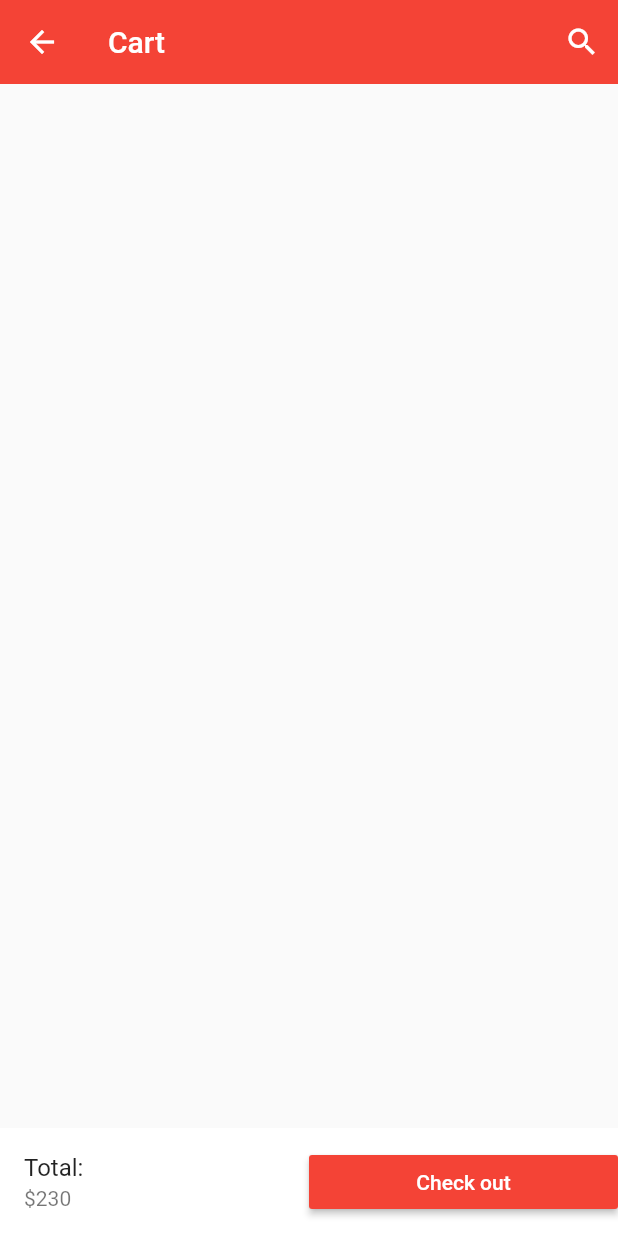
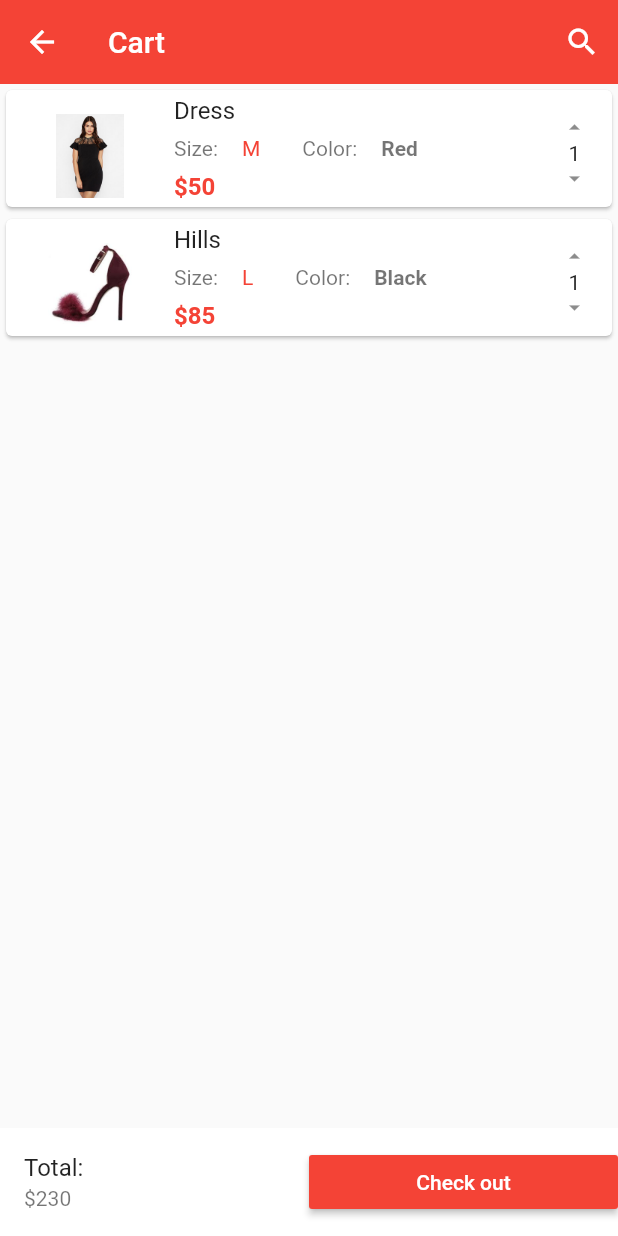
Before and after one commit to Hodosov/e-commerce, a Flutter app: the Cart screen opened directly, on a phone screen of 412 x 824 dp. Run offline on Flutter 3.47's test engine with Material 2 defaults, Android fonts, the phone set to English and light mode, and no system bars; our stand-ins replace carousel_pro.

Commit message:
add cart card widget

```diff
--- /dev/null
+++ b/lib/components/card_products.dart
@@ -0,0 +1,137 @@
+import 'package:flutter/material.dart';
+
+class Card_products extends StatefulWidget {
+  Card_products({Key? key}) : super(key: key);
+
+  @override
+  _Card_productsState createState() => _Card_productsState();
+}
+
+class _Card_productsState extends State<Card_products> {
+  var Products_on_the_cart = [
+    {
+      "name": "Dress",
+      "picture": "images/products/dress2.jpeg",
+      "price": 50,
+      "size": "M",
+      "color": 'Red',
+      "quantity": 1
+    },
+    {
+      "name": "Hills",
+      "picture": "images/products/hills1.jpeg",
+      "price": 85,
+      "size": "L",
+      "color": 'Black',
+      "quantity": 1
+    },
+  ];
+
+  @override
+  Widget build(BuildContext context) {
+    return ListView.builder(
+        itemCount: Products_on_the_cart.length,
+        itemBuilder: (context, index) {
+          return Single_card_product(
+            card_prod_name: Products_on_the_cart[index]["name"],
+            card_prod_pictire: Products_on_the_cart[index]["picture"],
+            card_prod_price: Products_on_the_cart[index]["price"],
+            card_prod_size: Products_on_the_cart[index]["size"],
+            card_prod_color: Products_on_the_cart[index]["color"],
+            card_prod_quantity: Products_on_the_cart[index]["quantity"],
+          );
+        });
+  }
+}
+
+class Single_card_product extends StatelessWidget {
+  final card_prod_name;
+  final card_prod_pictire;
+  final card_prod_price;
+  final card_prod_size;
+  final card_prod_color;
+  final card_prod_quantity;
+
+  Single_card_product(
+      {this.card_prod_name,
+      this.card_prod_pictire,
+      this.card_prod_price,
+      this.card_prod_size,
+      this.card_prod_color,
+      this.card_prod_quantity});
+
+  @override
+  Widget build(BuildContext context) {
+    return Card(
+      child: ListTile(
+          leading: Image.asset(
+            card_prod_pictire,
+            width: 80,
+            height: 80,
+          ),
+          title: Text(card_prod_name),
+          subtitle: Column(
+            children: <Widget>[
+              Row(
+                children: <Widget>[
+                  const Padding(
+                    padding: EdgeInsets.fromLTRB(0, 8, 8, 8),
+                    child: Text('Size:'),
+                  ),
+                  Padding(
+                    padding: const EdgeInsets.all(8),
+                    child: Text(
+                      card_prod_size,
+                      style: const TextStyle(color: Colors.red),
+                    ),
+                  ),
+                  const Padding(
+                    padding: EdgeInsets.fromLTRB(20, 8, 8, 8),
+                    child: Text('Color:'),
+                  ),
+                  Padding(
+                    padding: const EdgeInsets.all(8),
+                    child: Text(card_prod_color,
+                        style: const TextStyle(fontWeight: FontWeight.bold)),
+                  ),
+                ],
+              ),
+              Container(
+                alignment: Alignment.topLeft,
+                child: Text(
+                  '\$$card_prod_price',
+                  style: const TextStyle(
+                      color: Colors.red,
+                      fontWeight: FontWeight.bold,
+                      fontSize: 16),
+                ),
+              ),
+            ],
+          ),
+          trailing: Column(
+            children: <Widget>[
+              SizedBox(
+                height: 18.0,
+                width: 18.0,
+                child: IconButton(
+                    splashColor: Colors.transparent,
+                    highlightColor: Colors.transparent,
+                    padding: const EdgeInsets.all(0.0),
+                    onPressed: () {},
+                    icon: const Icon(Icons.arrow_drop_up, size: 18.0)),
+              ),
+              Text('$card_prod_quantity'),
+              SizedBox(
+                  height: 18.0,
+                  width: 18.0,
+                  child: IconButton(
+                      splashColor: Colors.transparent,
+                      highlightColor: Colors.transparent,
+                      padding: const EdgeInsets.all(0.0),
+                      onPressed: () {},
+                      icon: const Icon(Icons.arrow_drop_down, size: 18.0)))
+            ],
+          )),
+    );
+  }
+}
--- a/lib/pages/cart.dart
+++ b/lib/pages/cart.dart
@@ -1,4 +1,5 @@
 import 'package:flutter/material.dart';
+import 'package:flutter_application_1/components/card_products.dart';
 
 class Cart extends StatefulWidget {
   Cart({Key? key}) : super(key: key);
@@ -24,6 +25,7 @@ class _CartState extends State<Cart> {
               )),
         ],
       ),
+      body: Card_products(),
       bottomNavigationBar: Container(
         color: Colors.white,
         child: Row(
```
